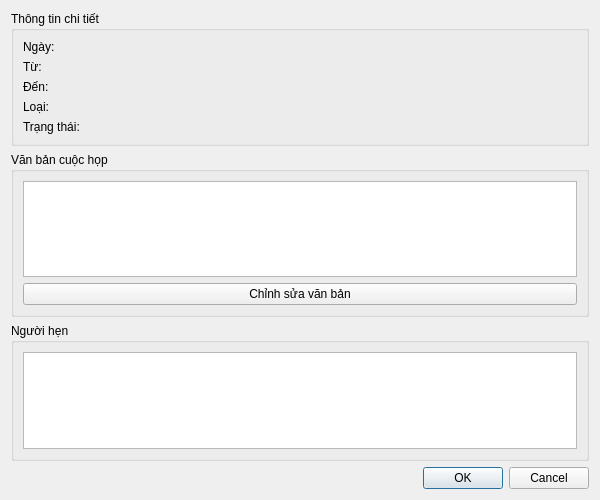
Old version of the form src/views/teacherviews/meetinghistorydialog.ui in the repository HuyenTranggg/Meeting_Scheduler_App.
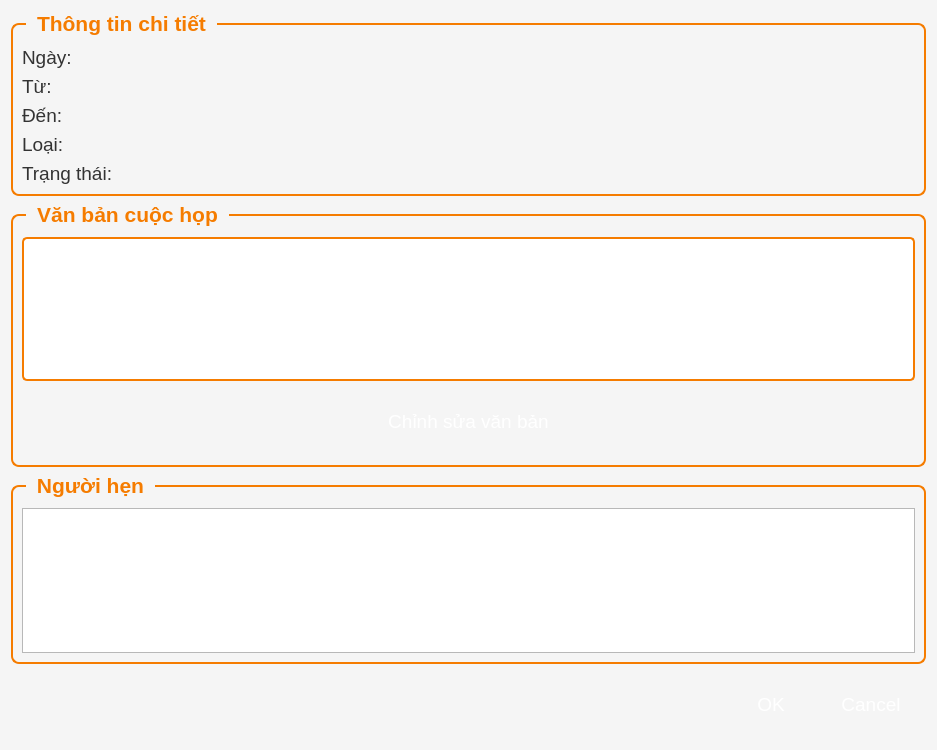
New version of the form.

Commit message: style lai giao dien

```diff
--- a/src/views/teacherviews/meetinghistorydialog.ui
+++ b/src/views/teacherviews/meetinghistorydialog.ui
@@ -6,12 +6,53 @@
    <rect>
     <x>0</x>
     <y>0</y>
-    <width>600</width>
-    <height>500</height>
+    <width>937</width>
+    <height>750</height>
    </rect>
   </property>
   <property name="windowTitle">
-   <string>Thông tin lịch hẹn</string>
+   <string>Lịch sử cuộc hẹn</string>
+  </property>
+  <property name="styleSheet">
+   <string notr="true">
+    QDialog {
+        background-color: #f5f5f5;
+        font-family: 'Segoe UI', Arial;
+    }
+    QLabel {
+        color: #333333;
+        font-size: 14pt;
+    }
+    QGroupBox {
+        font-size: 16pt;
+        font-weight: bold;
+        color: #f57c00;
+        border: 2px solid #f57c00;
+        border-radius: 8px;
+        margin-top: 12px;
+        padding-top: 12px;
+    }
+    QGroupBox::title {
+        subcontrol-origin: margin;
+        left: 15px;
+        padding: 0 8px;
+    }
+    QTextEdit, QPlainTextEdit {
+        background-color: white;
+        border: 2px solid #f57c00;
+        border-radius: 5px;
+        padding: 8px;
+        font-size: 14pt;
+    }
+    QPushButton {
+        font-size: 14pt;
+        padding: 12px 25px;
+        border-radius: 8px;
+        min-height: 45px;
+        color: white;
+        border: none;
+    }
+   </string>
   </property>
   <layout class="QVBoxLayout" name="verticalLayout">
    <item>
```
The commit also changes 26 other files.
